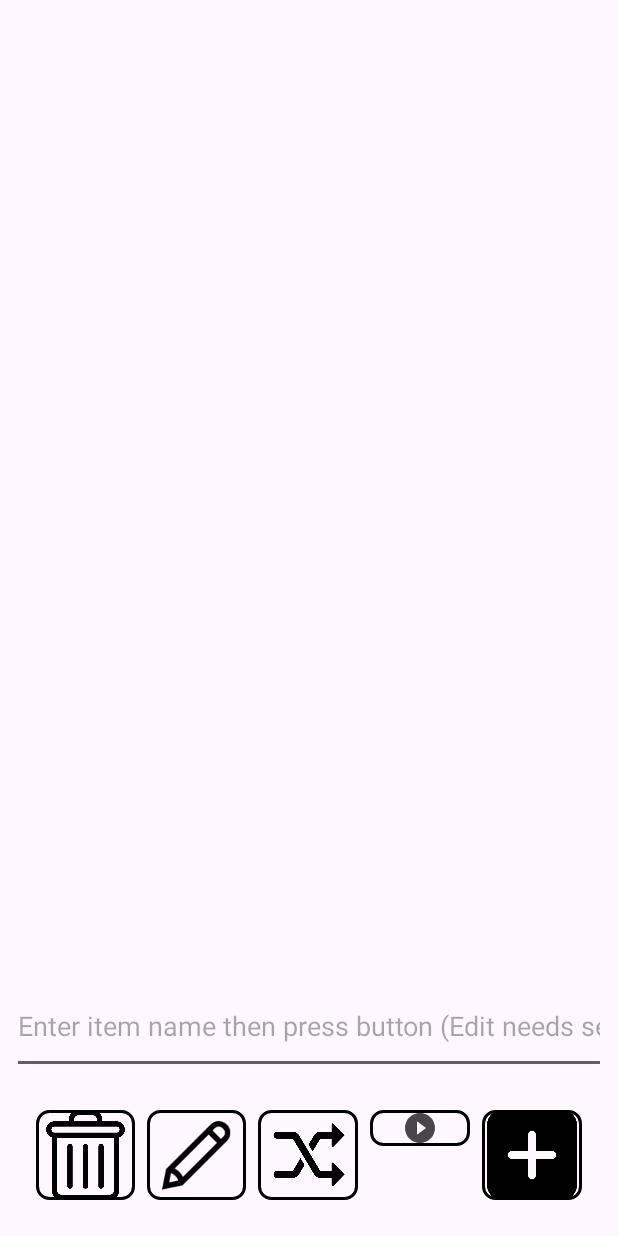
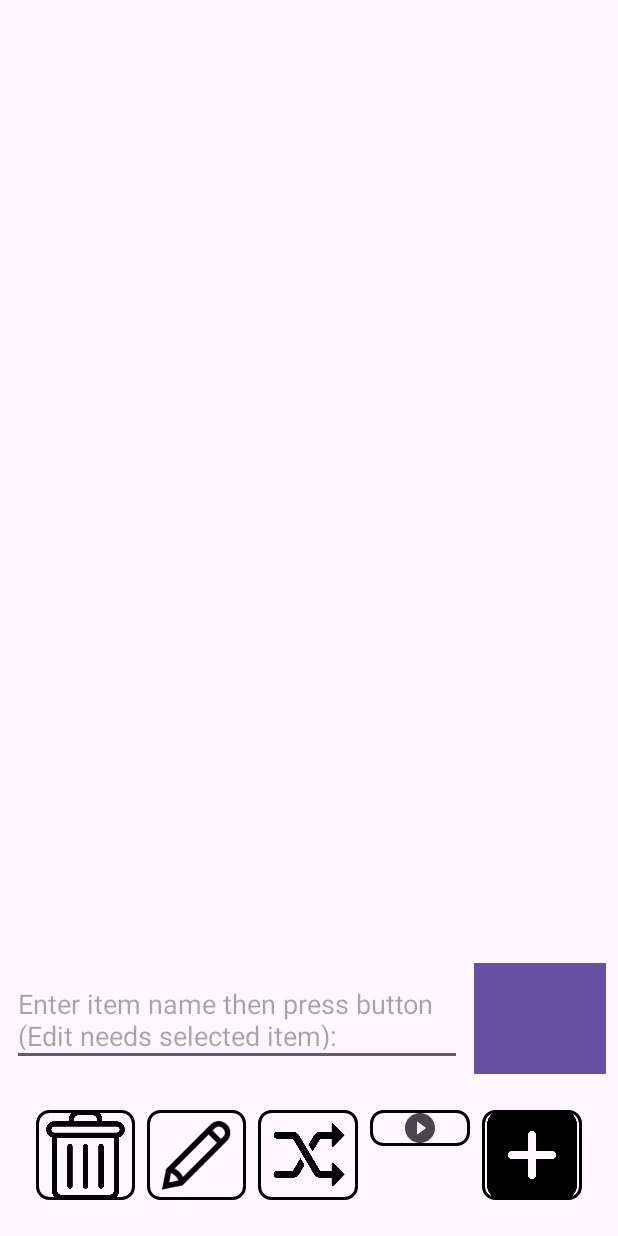
Before and after one commit to ramonm316/4350-Project, an Android app: the layout activity_main.xml on its own in the app's theme, with its tools: preview values and no code run, on a phone screen of 412 x 824 dp. Run offline under Robolectric (Android 15) with nearby library versions, the phone set to English and light mode, and no system bars.

Commit message:
Update activity_main.xml

```diff
--- a/ListRandom/app/src/main/res/layout/activity_main.xml
+++ b/ListRandom/app/src/main/res/layout/activity_main.xml
@@ -16,20 +16,43 @@
         android:orientation="vertical"
         android:padding="4dp"
         app:layout_constraintBottom_toBottomOf="parent"
-        app:layout_constraintStart_toStartOf="parent"
-        app:layout_constraintEnd_toEndOf="parent">
+        app:layout_constraintEnd_toEndOf="parent"
+        app:layout_constraintStart_toStartOf="parent">
+
+
+    <LinearLayout
+        android:id="@+id/top_row_container"
+        android:layout_width="match_parent"
+        android:layout_height="wrap_content"
+        android:orientation="horizontal"
+        android:gravity="center_vertical">
 
         <!-- EditText on top -->
+
+        <!-- Button container below the EditText -->
+
         <EditText
             android:id="@+id/idEdtItemName"
-            android:layout_width="match_parent"
+            android:layout_width="300dp"
             android:layout_height="64dp"
             android:layout_margin="4dp"
-            android:hint="@string/enter_item_name_to_add_or_remove_in_list"
-            android:autofillHints=""
-            android:inputType="text" />
+            android:layout_weight="1"
+            android:hint="@string/enter_item_name_to_add_or_remove_in_list" />
 
-        <!-- Button container below the EditText -->
+
+        <!--- Slot Machine -->
+        <Button
+            android:id="@+id/btn_spin"
+            android:layout_width="wrap_content"
+            android:layout_height="74dp"
+            android:layout_margin="4dp"
+            android:background="#B30E0E"
+            android:scaleType="fitCenter"
+            app:rippleColor="#F11B1B" />
+
+    </LinearLayout>
+
+
         <LinearLayout
             android:id="@+id/bottom_nav_container"
             android:layout_width="match_parent"
@@ -42,36 +65,36 @@
                 android:id="@+id/btn_delete"
                 android:layout_width="0dp"
                 android:layout_height="wrap_content"
+                android:layout_margin="4dp"
                 android:layout_weight="1"
-                android:layout_margin="4dp"
+                android:background="@drawable/button_background"
+                android:contentDescription="@string/delete"
                 android:scaleType="fitCenter"
-                android:src="@drawable/ic_minus"
-                android:contentDescription="@string/delete"
-                android:background="@drawable/button_background" />
+                android:src="@drawable/ic_minus" />
 
             <!-- Edit button -->
             <ImageButton
                 android:id="@+id/btn_edit"
                 android:layout_width="0dp"
                 android:layout_height="wrap_content"
+                android:layout_margin="4dp"
                 android:layout_weight="1"
-                android:layout_margin="4dp"
+                android:background="@drawable/button_background"
+                android:contentDescription="@string/edit"
                 android:scaleType="fitCenter"
-                android:src="@drawable/ic_pencil"
-                android:contentDescription="@string/edit"
-                android:background="@drawable/button_background" />
+                android:src="@drawable/ic_pencil" />
 
             <!-- Randomize button -->
             <ImageButton
                 android:id="@+id/btn_randomize"
                 android:layout_width="0dp"
                 android:layout_height="wrap_content"
+                android:layout_margin="4dp"
                 android:layout_weight="1"
-                android:layout_margin="4dp"
+                android:background="@drawable/button_background"
+                android:contentDescription="@string/randomize"
                 android:scaleType="fitCenter"
-                android:src="@drawable/ic_randomize"
-                android:contentDescription="@string/randomize"
-                android:background="@drawable/button_background" />
+                android:src="@drawable/ic_randomize" />
 
             <!-- Spin button -->
             <ImageButton
@@ -90,21 +113,22 @@
                 android:id="@+id/btn_add"
                 android:layout_width="0dp"
                 android:layout_height="wrap_content"
+                android:layout_margin="4dp"
                 android:layout_weight="1"
-                android:layout_margin="4dp"
+                android:background="@drawable/button_background"
+                android:contentDescription="@string/add"
                 android:scaleType="fitCenter"
-                android:src="@drawable/ic_plus"
-                android:contentDescription="@string/add"
-                android:background="@drawable/button_background" />
+                android:src="@drawable/ic_plus" />
+
         </LinearLayout>
+
     </LinearLayout>
 
     <!-- List that displays below the top_nav_container -->
-
     <ListView
         android:id="@+id/listvew"
         android:layout_width="0dp"
-        android:layout_height="0dp"
+        android:layout_height="550dp"
         android:layout_marginTop="2dp"
         android:layout_marginEnd="2dp"
         android:divider="#DD0088FF"
@@ -112,7 +136,9 @@
         android:listSelector="#BEFFC800"
         app:layout_constraintBottom_toTopOf="@+id/top_nav_container"
         app:layout_constraintEnd_toEndOf="parent"
+        app:layout_constraintHorizontal_bias="1.0"
         app:layout_constraintStart_toStartOf="parent"
-        app:layout_constraintTop_toTopOf="parent" />
+        app:layout_constraintTop_toTopOf="parent"
+        app:layout_constraintVertical_bias="0.0" />
 
 </androidx.constraintlayout.widget.ConstraintLayout>
```
